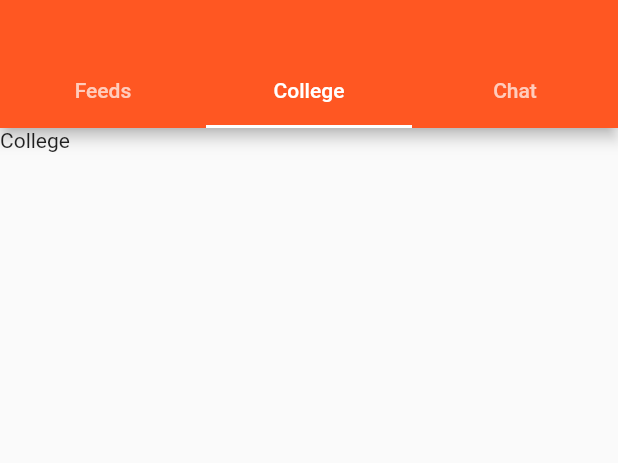
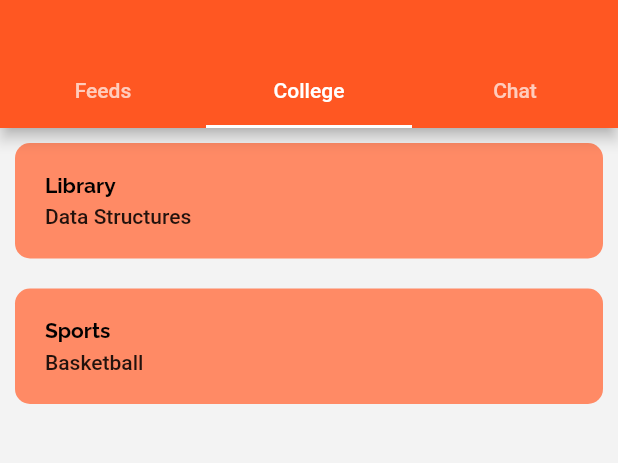
Before and after one commit to UniTap/Uni-Tap-app, a Flutter app: the HomePage screen opened by its route, tab 2 chosen, on a phone screen of 412 x 824 dp, the part 94-557 px from its top. Run offline on Flutter 3.47's test engine with Material 2 defaults, Android fonts, the phone set to English and light mode, and no system bars; our stand-ins replace google_fonts; network calls fail.

Commit message:
College Page Changes

```diff
--- /dev/null
+++ b/unitap/lib/assets/local_json/college.json
@@ -0,0 +1,18 @@
+[
+	{
+		"topic": "Library",
+		"issue": "Latest Issue",
+		"name": "Data Structures",
+		"issue_date": "2018-12-10",
+		"return_date": "2018-12-10",
+		"number_of_days_left": 25
+	},
+	{
+		"topic": "Sports",
+		"issue": "Latest Issue",
+		"name": "Basketball",
+		"issue_date": "2018-12-10",
+		"return_date": "2018-12-10",
+		"number_of_days_left": 25
+	}
+]
--- /dev/null
+++ b/unitap/lib/pages/college.dart
@@ -0,0 +1,97 @@
+import 'dart:convert';
+
+import 'package:flutter/material.dart';
+import 'package:google_fonts/google_fonts.dart';
+import 'package:unitap/pages/collegedata.dart';
+import 'package:flutter/services.dart' as rootBundle;
+
+class CollegePage extends StatefulWidget {
+  const CollegePage({Key? key}) : super(key: key);
+
+  @override
+  _CollegePageState createState() => _CollegePageState();
+}
+
+class _CollegePageState extends State<CollegePage> {
+  @override
+  Widget build(BuildContext context) {
+    return Scaffold(
+      backgroundColor: const Color(0xfff3f3f3),
+      body: FutureBuilder(
+          future: readjsondata(),
+          builder: (context, data) {
+            if (data.hasError) {
+              return Text(data.error.toString());
+            } else if (data.hasData) {
+              var items = data.data as List<collegedata>;
+              return ListView.builder(
+                  physics: BouncingScrollPhysics(
+                      parent: AlwaysScrollableScrollPhysics()),
+                  itemCount: items.length,
+                  itemBuilder: (context, index) {
+                    return Container(
+                      margin: EdgeInsets.all(10),
+                      decoration: BoxDecoration(
+                        borderRadius: BorderRadius.circular(10),
+                        color: Colors.deepOrange[300],
+                      ),
+                      child: Column(
+                        children: [
+                          Row(
+                            children: [
+                              Container(
+                                child: Column(
+                                  crossAxisAlignment: CrossAxisAlignment.start,
+                                  children: [
+                                    Text(
+                                      items[index].topic.toString(),
+                                      style: GoogleFonts.raleway(
+                                          color: Colors.black,
+                                          fontWeight: FontWeight.bold),
+                                    ),
+                                    Padding(
+                                      padding:
+                                          const EdgeInsets.fromLTRB(0, 5, 0, 0),
+                                      child: Text(
+                                        items[index].name.toString(),
+                                        style: TextStyle(
+                                            color: Colors.black87,
+                                            fontWeight: FontWeight.w500),
+                                      ),
+                                    ),
+                                  ],
+                                ),
+                                margin: EdgeInsets.all(20),
+                              )
+                            ],
+                          ),
+                          Container(
+                            width: 500,
+                            margin: EdgeInsets.fromLTRB(15, 0, 15, 0),
+                            decoration: BoxDecoration(
+                              color: Colors.white,
+                              borderRadius: BorderRadius.circular(20),
+                              boxShadow: [],
+                            ),
+                          ),
+                        ],
+                      ),
+                    );
+                  });
+            } else {
+              return Center(
+                child: CircularProgressIndicator(),
+              );
+            }
+          }),
+    );
+  }
+
+  Future<List<collegedata>> readjsondata() async {
+    final jsondata = await rootBundle.rootBundle
+        .loadString('lib/assets/local_json/college.json');
+    final list = json.decode(jsondata) as List;
+
+    return list.map((e) => collegedata.fromJson(e)).toList();
+  }
+}
--- /dev/null
+++ b/unitap/lib/pages/collegedata.dart
@@ -0,0 +1,28 @@
+class collegedata {
+  String? topic;
+  String? issue;
+  String? name;
+  DateTime? issue_date;
+  DateTime? return_date;
+  int? number_of_days_left;
+
+  collegedata({
+    this.topic,
+    this.issue,
+    this.name,
+    this.issue_date,
+    this.return_date,
+    this.number_of_days_left,
+  });
+
+  collegedata.fromJson(Map<String, dynamic> json) {
+    topic = json['topic'];
+    issue = json['issue'];
+    name = json['name'];
+    issue_date = DateTime.parse(json['issue_date']);
+    ;
+    return_date = DateTime.parse(json['return_date']);
+    ;
+    number_of_days_left = json['number_of_days_left'];
+  }
+}
--- a/unitap/lib/pages/feeds.dart
+++ b/unitap/lib/pages/feeds.dart
@@ -27,7 +27,7 @@ class _FeedPageState extends State<FeedPage> {
               return ListView.builder(
                   physics: BouncingScrollPhysics(
                       parent: AlwaysScrollableScrollPhysics()),
-                  itemCount: items == null ? 0 : items.length,
+                  itemCount: items.length,
                   itemBuilder: (context, index) {
                     return Container(
                       decoration: BoxDecoration(
--- a/unitap/lib/pages/home.dart
+++ b/unitap/lib/pages/home.dart
@@ -1,5 +1,6 @@
 import 'package:flutter/material.dart';
 import 'package:unitap/pages/feeds.dart';
+import 'package:unitap/pages/college.dart';
 import 'package:google_fonts/google_fonts.dart';
 
 class HomePage extends StatelessWidget {
@@ -31,7 +32,7 @@ class HomePage extends StatelessWidget {
                 Center(child: Text('Uni-Tap', style: GoogleFonts.righteous())),
           ),
           body: const TabBarView(
-            children: [FeedPage(), Text("College"), Text("Chat")],
+            children: [FeedPage(), CollegePage(), Text("Chat")],
           ),
         ),
       ),
--- a/unitap/lib/pages/login.dart
+++ b/unitap/lib/pages/login.dart
@@ -13,12 +13,19 @@ class _LoginPageState extends State<LoginPage> {
   bool nextpage2 = true;
 
   movetohome(BuildContext context) async {
-    if (_formKey.currentState!.validate() &&
-        nextpage == true &&
-        nextpage2 == true) {
-      Navigator.push(
-          context, MaterialPageRoute(builder: (context) => HomePage()));
-    }
+    // *************** Uncomment when deployed ***************
+    // if (_formKey.currentState!.validate() &&
+    //     nextpage == true &&
+    //     nextpage2 == true) {
+    //   Navigator.push(
+    //       context, MaterialPageRoute(builder: (context) => HomePage()));
+    // }
+    // *************** Uncomment when deployed ***************
+
+    // *************** Development Code ***************
+    Navigator.push(
+        context, MaterialPageRoute(builder: (context) => HomePage()));
+    // *************** Development Code  End ***************
   }
 
   movetoforgetpage(BuildContext context) async {
@@ -219,7 +226,6 @@ class _LoginPageState extends State<LoginPage> {
                       ),
                     ),
                   ),
-
                   //********** Form Over ***********//
 
                   // FORGET PASSWORD BUTTON
```
Also changed, not shown: unitap/pubspec.yaml (+2 -5 lines), unitap/pubspec.lock.
